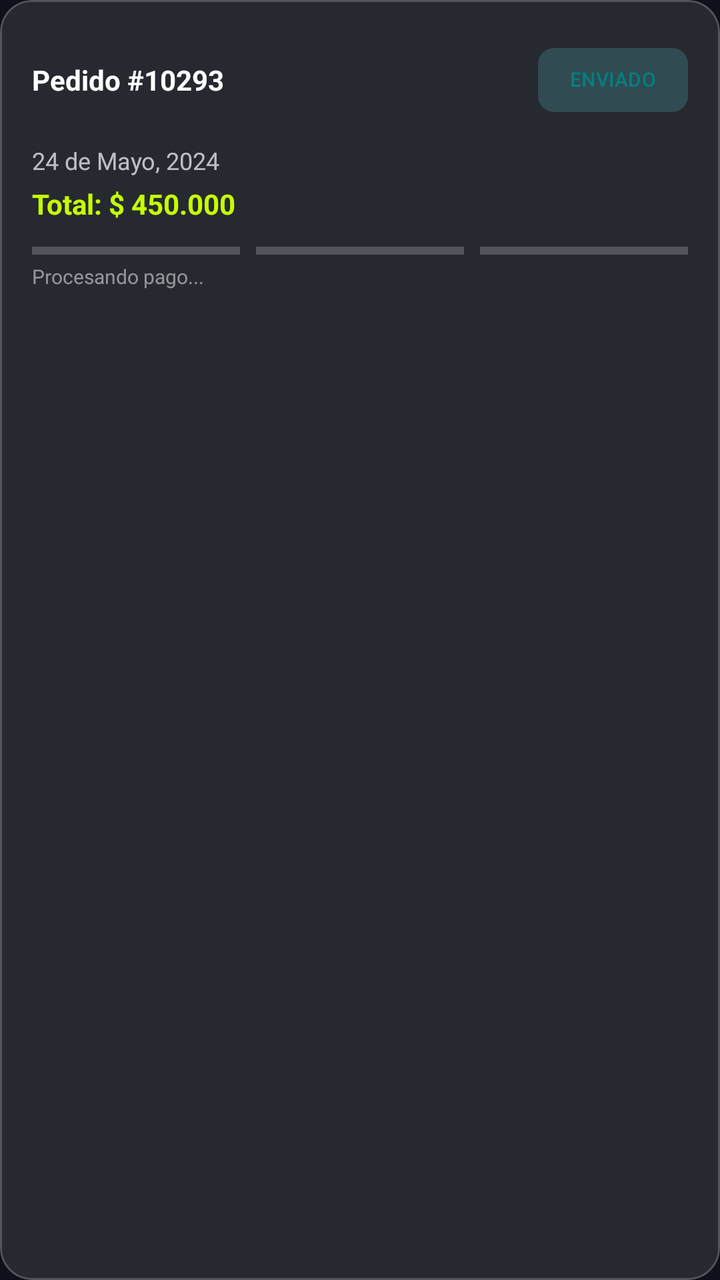
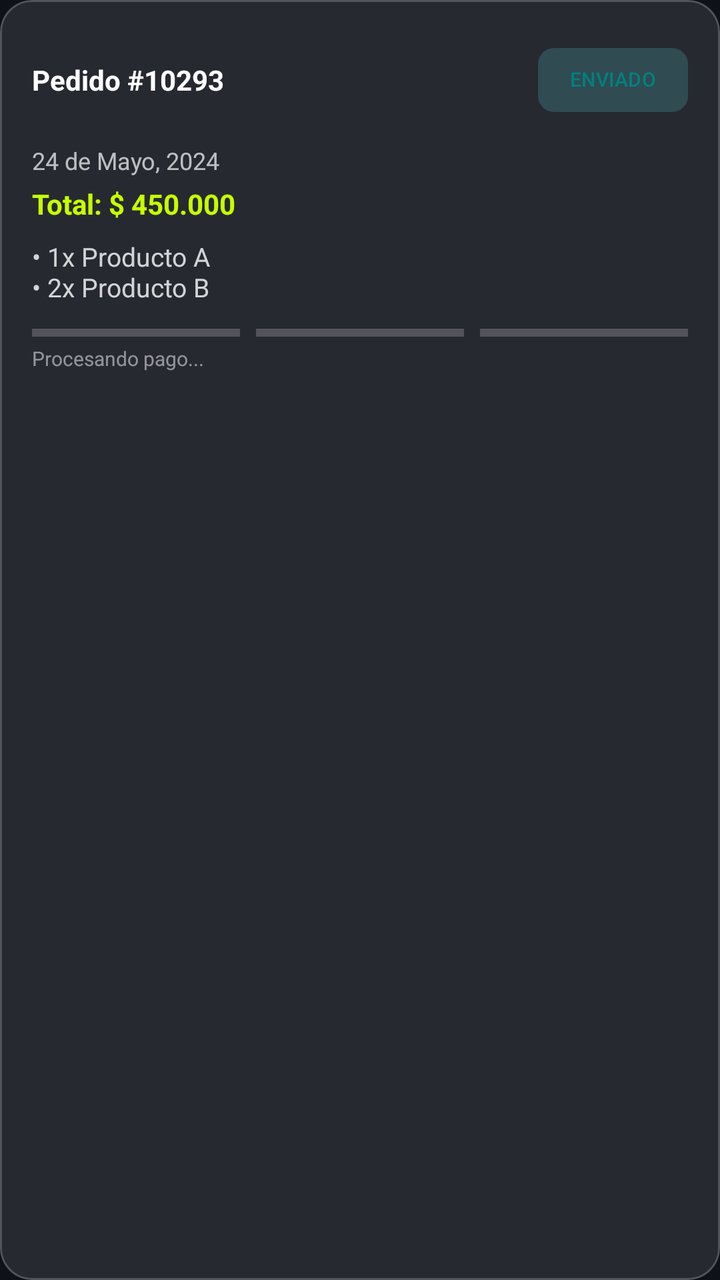

Compare the two renders of this Android layout. The source of the first and the diff that turns it into the second are given below.
<!-- AndroidManifest.xml: application theme Theme.VoltCore -->
<!-- res/layout/item_buyer_order.xml -->
<?xml version="1.0" encoding="utf-8"?>
<com.google.android.material.card.MaterialCardView xmlns:android="http://schemas.android.com/apk/res/android"
    xmlns:app="http://schemas.android.com/apk/res-auto"
    android:layout_width="match_parent"
    android:layout_height="wrap_content"
    android:layout_marginHorizontal="16dp"
    android:layout_marginBottom="12dp"
    app:cardBackgroundColor="@color/glass_surface"
    app:cardCornerRadius="16dp"
    app:strokeColor="@color/glass_stroke"
    app:strokeWidth="1dp">

    <LinearLayout
        android:layout_width="match_parent"
        android:layout_height="wrap_content"
        android:orientation="vertical"
        android:padding="16dp">

        <LinearLayout
            android:layout_width="match_parent"
            android:layout_height="wrap_content"
            android:orientation="horizontal"
            android:gravity="center_vertical"
            android:layout_marginBottom="8dp">

            <TextView
                android:id="@+id/tvOrderNum"
                android:layout_width="0dp"
                android:layout_height="wrap_content"
                android:layout_weight="1"
                android:text="Pedido #10293"
                android:textColor="@color/white"
                android:textStyle="bold" />

            <com.google.android.material.chip.Chip
                android:id="@+id/chipOrderStatus"
                android:layout_width="wrap_content"
                android:layout_height="wrap_content"
                android:text="ENVIADO"
                app:chipBackgroundColor="#33008080"
                android:textColor="#008080"
                android:textSize="10sp"
                app:chipStrokeWidth="0dp" />
        </LinearLayout>

        <TextView
            android:id="@+id/tvOrderDate"
            android:layout_width="wrap_content"
            android:layout_height="wrap_content"
            android:text="24 de Mayo, 2024"
            android:textColor="#B3FFFFFF"
            android:textSize="12sp"
            android:layout_marginBottom="4dp"/>

        <TextView
            android:id="@+id/tvOrderTotal"
            android:layout_width="wrap_content"
            android:layout_height="wrap_content"
            android:text="Total: $ 450.000"
            android:textColor="@color/volt_primary"
            android:textStyle="bold"
            android:layout_marginBottom="12dp" />

        <LinearLayout
            android:layout_width="match_parent"
            android:layout_height="wrap_content"
            android:orientation="horizontal"
            android:gravity="center_vertical">

            <View
                android:id="@+id/viewStep1"
                android:layout_width="0dp"
                android:layout_height="4dp"
                android:layout_weight="1"
                android:background="#33FFFFFF"
                android:layout_marginEnd="4dp" />

            <View
                android:id="@+id/viewStep2"
                android:layout_width="0dp"
                android:layout_height="4dp"
                android:layout_weight="1"
                android:background="#33FFFFFF"
                android:layout_marginHorizontal="4dp" />

            <View
                android:id="@+id/viewStep3"
                android:layout_width="0dp"
                android:layout_height="4dp"
                android:layout_weight="1"
                android:background="#33FFFFFF"
                android:layout_marginStart="4dp" />
        </LinearLayout>

        <TextView
            android:id="@+id/tvStatusDescription"
            android:layout_width="wrap_content"
            android:layout_height="wrap_content"
            android:text="Procesando pago..."
            android:textColor="#80FFFFFF"
            android:textSize="10sp"
            android:layout_marginTop="4dp" />

        <TextView
            android:id="@+id/tvShippingGuide"
            android:layout_width="wrap_content"
            android:layout_height="wrap_content"
            android:text="Guía: 123456789"
            android:textColor="@color/volt_primary"
            android:textSize="12sp"
            android:textStyle="bold"
            android:layout_marginTop="8dp"
            android:visibility="gone" />

    </LinearLayout>
</com.google.android.material.card.MaterialCardView>
<!-- resources referenced by this layout -->
<resources>
  <color name="glass_stroke">#33FFFFFF</color>
  <color name="glass_surface">#1AFFFFFF</color>
  <color name="volt_primary">#C6FF00</color>
  <color name="white">#FFFFFFFF</color>
  <style name="Theme.VoltCore" parent="Base.Theme.VoltCore" />
  <style name="Base.Theme.VoltCore" parent="Theme.Material3.DayNight.NoActionBar">
          
          <item name="colorPrimary">@color/volt_primary</item>
          <item name="android:windowBackground">@color/volt_background</item>
          <item name="colorSurface">@color/glass_surface</item>
          <item name="colorOnSurface">@color/white</item>
      </style>
  <color name="volt_background">#0F111A</color>
</resources>

<!-- the commit's change to res/layout/item_buyer_order.xml (unified diff, before → after) -->
@@ -59,6 +59,15 @@
             android:text="Total: $ 450.000"
             android:textColor="@color/volt_primary"
             android:textStyle="bold"
+            android:layout_marginBottom="8dp" />
+
+        <TextView
+            android:id="@+id/tvOrderItems"
+            android:layout_width="match_parent"
+            android:layout_height="wrap_content"
+            android:text="• 1x Producto A\n• 2x Producto B"
+            android:textColor="#CCFFFFFF"
+            android:textSize="13sp"
             android:layout_marginBottom="12dp" />
 
         <LinearLayout
@@ -112,5 +121,17 @@
             android:layout_marginTop="8dp"
             android:visibility="gone" />
 
+        <com.google.android.material.button.MaterialButton
+            android:id="@+id/btnConfirmDelivery"
+            style="@style/Widget.Material3.Button.TonalButton"
+            android:layout_width="match_parent"
+            android:layout_height="wrap_content"
+            android:layout_marginTop="12dp"
+            android:text="CONFIRMAR RECIBIDO"
+            android:visibility="gone"
+            app:cornerRadius="8dp"
+            android:textColor="@color/black"
+            app:backgroundTint="@color/volt_primary" />
+
     </LinearLayout>
 </com.google.android.material.card.MaterialCardView>
<!-- resource entries referenced after the edit -->
@@ -1,5 +1,6 @@
 <!-- resources referenced by this layout -->
 <resources>
+  <color name="black">#FF000000</color>
   <color name="glass_stroke">#33FFFFFF</color>
   <color name="glass_surface">#1AFFFFFF</color>
   <color name="volt_primary">#C6FF00</color>
